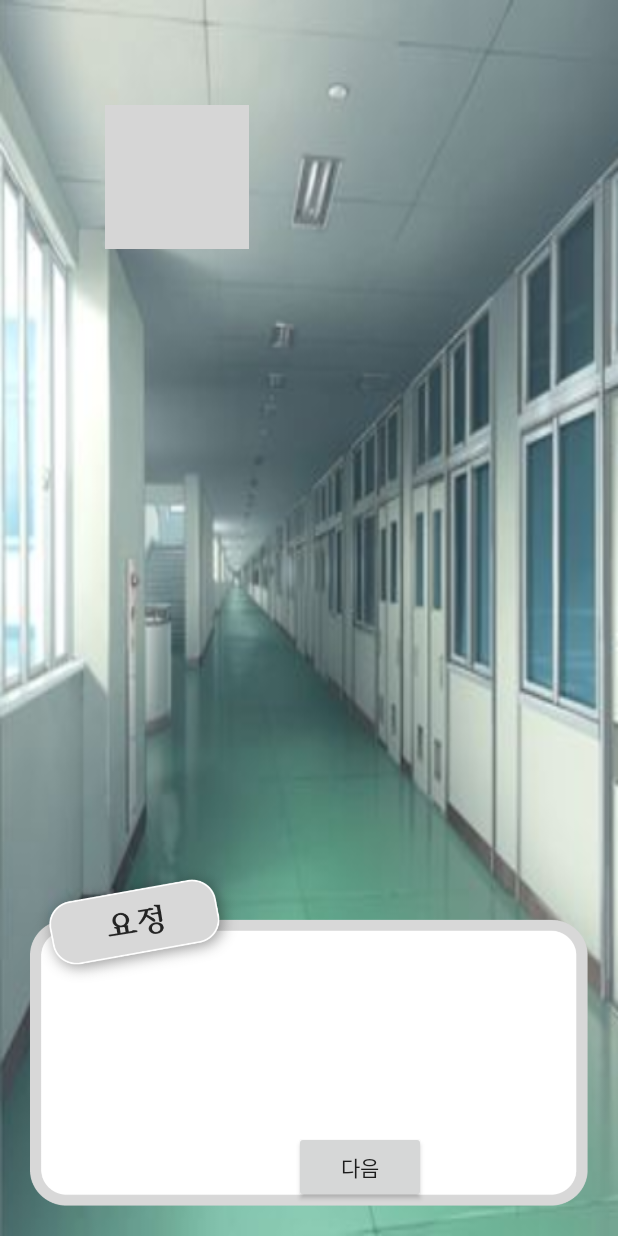
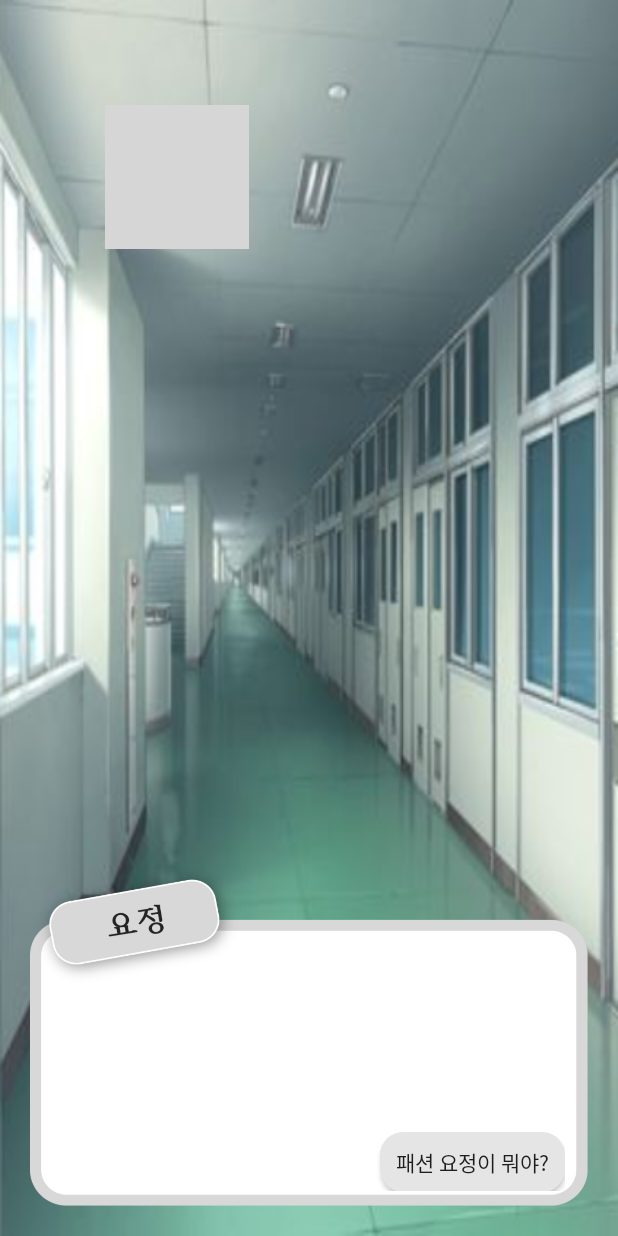
Before and after one commit to ciao-seohyeon/week3_avatar, an Android app: the screen it shows after launch (Opening), after a tap on "START", on a phone screen of 412 x 824 dp. Run offline under Robolectric (Android 15) with nearby library versions, the phone set to English and light mode, and no system bars; libraries missing offline, so code that uses them is left out: com.antonionicolaspina.revealtextview; plain views replace RevealTextView; 2 statements that could not run were skipped; grey boxes are pictures that could not be loaded.

Commit message:
:alien: 헤헷!

```diff
--- a/app/src/main/java/com/example/week3_avatar/MainActivity.java
+++ b/app/src/main/java/com/example/week3_avatar/MainActivity.java
@@ -12,6 +12,8 @@ import android.widget.Toast;
 public class MainActivity extends AppCompatActivity implements View.OnClickListener {
 
     Button startBtn;
+
+    private static String data = "hey";
 
     @Override
     protected void onCreate(Bundle savedInstanceState) {
--- a/app/src/main/java/com/example/week3_avatar/Opening.java
+++ b/app/src/main/java/com/example/week3_avatar/Opening.java
@@ -32,7 +32,8 @@ public class Opening extends AppCompatActivity implements View.OnClickListener {
         noButton = findViewById(R.id.noButton);
         yesButton = findViewById(R.id.yesButton);
 
-        textView.setAnimatedText("안녕 나는 패션요정이야 반가워!");
+        textView.setAnimatedText("안녕? 나는 패션 요정이야 반가워! 너의 간정한 목소리를 듣고 나타났어");
+        nextBtn.setVisibility(View.VISIBLE);
 
         nextBtn.setOnClickListener(this);
         noButton.setOnClickListener(this);
@@ -43,7 +44,8 @@ public class Opening extends AppCompatActivity implements View.OnClickListener {
     @Override
     public void onClick(View view) {
         if ((view.getId() == R.id.nextButton) && (section == 0)) {
-            textView.setAnimatedText("혹시 너의 컴플렉스가 있니? 내가 패션을 통해 보완해줄 수 있어!");
+            textView.setAnimatedText("평소에 외모 때문에 고문이 많았지? 너에 대해서 이야기 해주면 내가 완벽하게 꾸며줄게!");
+            noButton.setText("그럼 내 고민을 해결해줘!");
             noButton.setVisibility(View.VISIBLE);
             yesButton.setVisibility(View.VISIBLE);
             nextBtn.setVisibility(View.INVISIBLE);
--- /dev/null
+++ b/app/src/main/res/drawable/round_button.xml
@@ -0,0 +1,6 @@
+<?xml version="1.0" encoding="utf-8"?>
+<shape xmlns:android="http://schemas.android.com/apk/res/android"
+    android:shape="rectangle">
+    <corners android:radius="15dp" />
+    <solid android:color="#E5E5E5"/>
+</shape>
--- a/app/src/main/res/layout/opening.xml
+++ b/app/src/main/res/layout/opening.xml
@@ -33,7 +33,10 @@
         <LinearLayout
             android:layout_width="match_parent"
             android:layout_height="wrap_content"
-            android:orientation="horizontal">
+            android:orientation="horizontal"
+            android:paddingHorizontal="15dp"
+            android:paddingBottom="10dp"
+            android:weightSum="3">
 
             <Button
                 android:id="@+id/yesButton"
@@ -41,6 +44,7 @@
                 android:layout_height="wrap_content"
                 android:text="네"
                 android:visibility="invisible"
+                android:layout_weight="1"
                 />
             <Button
                 android:id="@+id/noButton"
@@ -48,13 +52,17 @@
                 android:layout_height="wrap_content"
                 android:text="아니요"
                 android:visibility="invisible"
+                android:layout_weight="1"
                 />
 
             <Button
                 android:id="@+id/nextButton"
                 android:layout_width="wrap_content"
                 android:layout_height="wrap_content"
-                android:text="다음"
+                android:text="패션 요정이 뭐야?"
+                android:layout_weight="1"
+                android:background="@drawable/round_button"
+                android:visibility="invisible"
                 />
 
         </LinearLayout>
```
Also changed, not shown: app/src/main/java/com/example/week3_avatar/ImageProcessActivity.java (+8 -0 lines), app/src/main/java/com/example/week3_avatar/SecondPictureUpload.java (+9 -1 lines).
